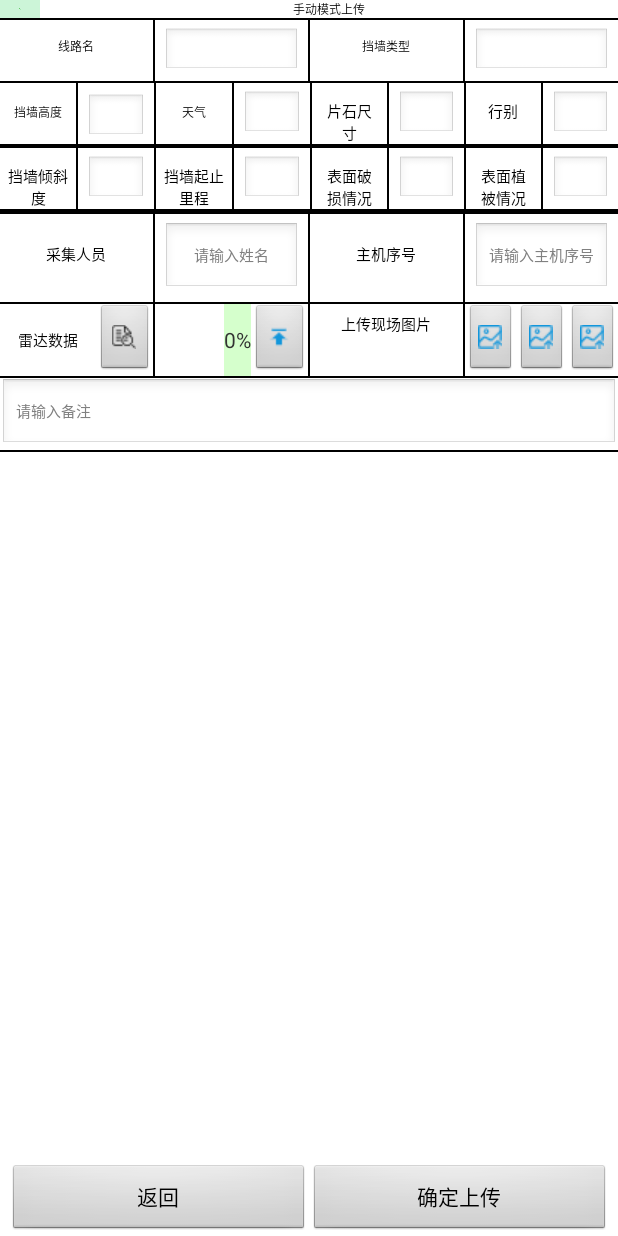
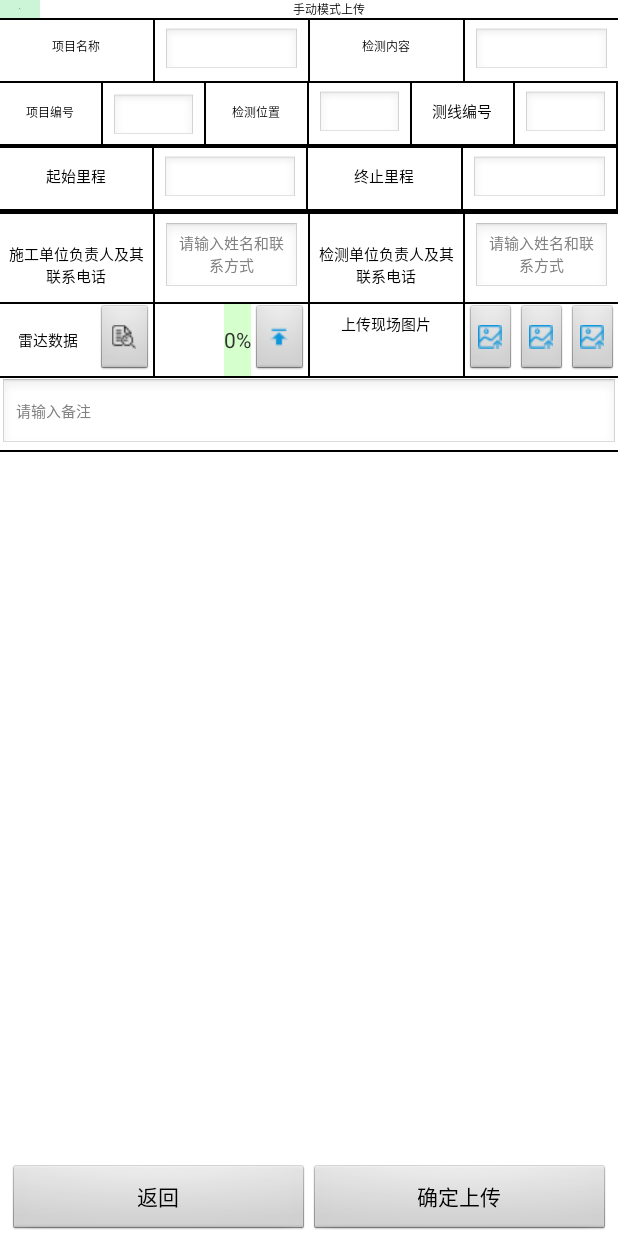
Before and after one commit to htonline/radar, an Android app: the fragment UploadNoQrCodeFragment shown on its own in the app's theme, on a phone screen of 412 x 824 dp. Run offline under Robolectric (Android 15) with nearby library versions, the phone set to English and light mode, and no system bars; our stand-ins replace RxJava; libraries missing offline, so code that uses them is left out: com.alibaba.fastjson; network calls fail; 3 statements that could not run were skipped.

Commit message:
优化手动填写模式

```diff
--- a/app/src/main/java/com/example/upload/LoadOnSubscribe.java
+++ b/app/src/main/java/com/example/upload/LoadOnSubscribe.java
@@ -7,10 +7,6 @@ import java.util.concurrent.atomic.AtomicLong;
 import io.reactivex.ObservableEmitter;
 import io.reactivex.ObservableOnSubscribe;
 
-/**
- * 文件上传，下载 进度观察者 发射器（计算上传百分比）
- * Created by fangs on 2018/5/21.
- */
 public class LoadOnSubscribe implements ObservableOnSubscribe<Object> {
     private static final String TAG = "LoadOnSubscribe";
     private ObservableEmitter<Object> mObservableEmitter;//进度观察者 发射器
--- a/app/src/main/java/com/example/upload/RequestBaseObserver.java
+++ b/app/src/main/java/com/example/upload/RequestBaseObserver.java
@@ -8,10 +8,6 @@ import io.reactivex.Observer;
 import io.reactivex.annotations.NonNull;
 import io.reactivex.disposables.Disposable;
 
-/**
- * 自定义 基础功能 Observer
- * Created by fangs on 2017/8/28.
- */
 public abstract class RequestBaseObserver<V> implements Observer<V> {
 
     private Disposable disposed;
--- a/app/src/main/java/com/example/upload/convertor/FileConverterFactory.java
+++ b/app/src/main/java/com/example/upload/convertor/FileConverterFactory.java
@@ -12,10 +12,7 @@ import okhttp3.ResponseBody;
 import retrofit2.Converter;
 import retrofit2.Retrofit;
 
-/**
- * 上传文件 转换器工厂
- * Created by fangs on 2018/11/12.
- */
+
 public class FileConverterFactory extends Converter.Factory {
 
     @Nullable
--- a/app/src/main/java/com/example/upload/convertor/FileRequestBodyConverter.java
+++ b/app/src/main/java/com/example/upload/convertor/FileRequestBodyConverter.java
@@ -14,10 +14,7 @@ import okhttp3.MultipartBody;
 import okhttp3.RequestBody;
 import retrofit2.Converter;
 
-/**
- * 上传文件 请求转换器
- * Created by fangs on 2018/11/12.
- */
+
 public class FileRequestBodyConverter implements Converter<ArrayMap<String, Object>, RequestBody> {
 
     //进度发射器
--- a/app/src/main/java/com/example/upload/convertor/UpLoadFileType.java
+++ b/app/src/main/java/com/example/upload/convertor/UpLoadFileType.java
@@ -6,10 +6,6 @@ import java.lang.annotation.RetentionPolicy;
 import java.lang.annotation.Target;
 
 
-/**
- * 定义一个方法注解 UpLoadFileType，用于上传文件时候 retrofit 匹配对应的 converter
- * Created by fangs on 2018/11/12.
- */
 @Retention(RetentionPolicy.RUNTIME)
 @Target(ElementType.METHOD)
 public @interface UpLoadFileType {
--- a/app/src/main/java/com/example/upload/fragment/UploadFragment.java
+++ b/app/src/main/java/com/example/upload/fragment/UploadFragment.java
@@ -336,6 +336,7 @@ public class UploadFragment extends Fragment {
                     @Override
                     protected void onSuccess(Object t) {
                         Toast.makeText(mActivity,"上传成功",Toast.LENGTH_LONG).show();
+                        tag_is_uploadraw = 1;
                         Gson gson = new Gson();
                         String str = gson.toJson(t);
                         UpFilePath path = gson.fromJson(str,UpFilePath.class);
--- a/app/src/main/java/com/example/upload/utils/L.java
+++ b/app/src/main/java/com/example/upload/utils/L.java
@@ -2,10 +2,7 @@ package com.example.upload.utils;
 
 import android.util.Log;
 
-/**
- * Log统一管理类
- * Created by fangs on 2017/3/1.
- */
+
 public class L {
 
     private L() {
--- a/app/src/main/java/com/example/upload/utils/TransfmtUtils.java
+++ b/app/src/main/java/com/example/upload/utils/TransfmtUtils.java
@@ -5,10 +5,6 @@ import android.os.Environment;
 import java.io.File;
 import java.text.DecimalFormat;
 
-/**
- * 工具类
- * Created by fangs on 2018/11/12.
- */
 public class TransfmtUtils {
 
     private TransfmtUtils() {
--- a/app/src/main/res/layout/activity_my_dialog2.xml
+++ b/app/src/main/res/layout/activity_my_dialog2.xml
@@ -61,7 +61,7 @@
                 android:layout_height="wrap_content"
                 android:orientation="horizontal">
                 <TextView
-                    android:text="线路名"
+                    android:text="项目名称"
                     android:layout_width="80dp"
                     android:layout_height="wrap_content"
                     android:layout_weight="1"
@@ -95,7 +95,7 @@
                     android:background="#000"
                     />
                 <TextView
-                    android:text="挡墙类型"
+                    android:text="检测内容"
                     android:layout_width="80dp"
                     android:layout_height="wrap_content"
                     android:layout_weight="1"
@@ -132,7 +132,7 @@
                 android:layout_height="wrap_content"
                 android:orientation="horizontal">
                 <TextView
-                    android:text="挡墙高度"
+                    android:text="项目编号"
                     android:layout_width="80dp"
                     android:layout_height="wrap_content"
                     android:layout_weight="1"
@@ -164,7 +164,7 @@
                     android:background="#000"
                     />
                 <TextView
-                    android:text="天气"
+                    android:text="检测位置"
                     android:layout_width="80dp"
                     android:layout_height="wrap_content"
                     android:layout_weight="1"
@@ -196,7 +196,7 @@
                     android:background="#000"
                     />
                 <TextView
-                    android:text="片石尺寸"
+                    android:text="测线编号"
                     android:layout_width="80dp"
                     android:layout_height="wrap_content"
                     android:layout_weight="1"
@@ -227,33 +227,7 @@
                     android:layout_height="match_parent"
                     android:background="#000"
                     />
-                <TextView
-                    android:text="行别"
-                    android:layout_width="80dp"
-                    android:layout_margin="5dp"
-                    android:layout_height="wrap_content"
-                    android:layout_weight="1"
-                    android:gravity="center"
-                    android:textSize="@dimen/textNormSize"
-                    android:textColor="#000"
-                    />
-                <TextView
-                    android:layout_width="1dp"
-                    android:layout_height="match_parent"
-                    android:background="#000"
-                    />
-                <EditText
-                    android:imeOptions="actionDone"
-                    android:id="@+id/et_cxbh2"
-                    android:layout_width="80dp"
-                    android:background="@android:drawable/edit_text"
-                    android:layout_height="30dp"
-                    android:layout_weight="1"
-                    android:layout_margin="5dp"
-                    android:gravity="center"
-                    android:textSize="@dimen/textNormSize"
-                    android:textColor="#000"
-                    />
+
             </LinearLayout>
             <TextView
                 android:layout_width="match_parent"
@@ -266,133 +240,176 @@
                 android:layout_height="1dp"
                 android:background="#000"
                 />
+
             <LinearLayout
                 android:layout_width="match_parent"
                 android:layout_height="wrap_content"
                 android:orientation="horizontal">
+
                 <TextView
-                    android:text="挡墙倾斜度"
                     android:layout_width="80dp"
                     android:layout_height="wrap_content"
+                    android:layout_margin="5dp"
                     android:layout_weight="1"
+                    android:gravity="center"
+                    android:text="起始里程"
+                    android:textColor="#000"
+                    android:textSize="@dimen/textNormSize" />
+
+                <TextView
+                    android:layout_width="1dp"
+                    android:layout_height="match_parent"
+                    android:background="#000" />
+
+                <EditText
+                    android:id="@+id/et_cxbh2"
+                    android:layout_width="80dp"
+                    android:layout_height="30dp"
                     android:layout_margin="5dp"
+                    android:layout_weight="1"
+                    android:background="@android:drawable/edit_text"
                     android:gravity="center"
+                    android:imeOptions="actionDone"
+                    android:textColor="#000"
+                    android:textSize="@dimen/textNormSize" />
+                <TextView
+                    android:layout_width="1dp"
+                    android:layout_height="match_parent"
+                    android:background="#000" />
+                <TextView
+                    android:layout_width="80dp"
+                    android:layout_height="wrap_content"
+                    android:layout_margin="5dp"
+                    android:layout_weight="1"
+                    android:gravity="center"
+                    android:text="终止里程"
+                    android:textColor="#000"
+                    android:textSize="@dimen/textNormSize" />
+
+                <TextView
+                    android:layout_width="1dp"
+                    android:layout_height="match_parent"
+                    android:background="#000" />
+
+                <EditText
+                    android:id="@+id/et_cxorient2"
+                    android:layout_width="80dp"
+                    android:layout_height="30dp"
+                    android:layout_margin="5dp"
+                    android:layout_weight="1"
+                    android:background="@android:drawable/edit_text"
+                    android:baselineAligned="false"
+                    android:gravity="center"
+                    android:imeOptions="actionDone"
+                    android:textColor="#000"
+                    android:textSize="@dimen/textNormSize" />
+
+                <TextView
+                    android:layout_width="1dp"
+                    android:layout_height="match_parent"
+                    android:background="#000" />
+
+                <TextView
+                    android:layout_width="80dp"
+                    android:layout_height="wrap_content"
+                    android:layout_margin="5dp"
+                    android:layout_weight="1"
+                    android:gravity="center"
+                    android:text="挡墙起止里程"
+                    android:textColor="#000"
                     android:textSize="@dimen/textNormSize"
-                    android:textColor="#000"
-                    />
+                    android:visibility="gone" />
+
                 <TextView
                     android:layout_width="1dp"
                     android:layout_height="match_parent"
                     android:background="#000"
-                    />
+                    android:visibility="gone" />
+
                 <EditText
+                    android:id="@+id/et_cxstart2"
+                    android:layout_width="80dp"
+                    android:layout_height="30dp"
+                    android:layout_margin="5dp"
+                    android:layout_weight="1"
+                    android:background="@android:drawable/edit_text"
+                    android:gravity="center"
                     android:imeOptions="actionDone"
-                    android:id="@+id/et_cxorient2"
-                    android:layout_width="80dp"
-                    android:background="@android:drawable/edit_text"
-                    android:layout_height="30dp"
-                    android:layout_weight="1"
-                    android:layout_margin="5dp"
-                    android:gravity="center"
+                    android:textColor="#000"
                     android:textSize="@dimen/textNormSize"
-                    android:textColor="#000"
-                    />
+                    android:visibility="gone" />
+
                 <TextView
                     android:layout_width="1dp"
                     android:layout_height="match_parent"
                     android:background="#000"
-                    />
+                    android:visibility="gone" />
+
                 <TextView
-                    android:text="挡墙起止里程"
                     android:layout_width="80dp"
                     android:layout_height="wrap_content"
+                    android:layout_margin="5dp"
                     android:layout_weight="1"
-                    android:layout_margin="5dp"
                     android:gravity="center"
+                    android:text="表面破损情况"
+                    android:textColor="#000"
                     android:textSize="@dimen/textNormSize"
-                    android:textColor="#000"
-                    />
+                    android:visibility="gone" />
+
                 <TextView
                     android:layout_width="1dp"
                     android:layout_height="match_parent"
                     android:background="#000"
-                    />
+                    android:visibility="gone" />
+
                 <EditText
+                    android:id="@+id/et_cxstop2"
+                    android:layout_width="80dp"
+                    android:layout_height="30dp"
+                    android:layout_margin="5dp"
+                    android:layout_weight="1"
+                    android:background="@android:drawable/edit_text"
+                    android:gravity="center"
                     android:imeOptions="actionDone"
-                    android:id="@+id/et_cxstart2"
-                    android:layout_width="80dp"
-                    android:background="@android:drawable/edit_text"
-                    android:layout_height="30dp"
-                    android:layout_weight="1"
-                    android:layout_margin="5dp"
-                    android:gravity="center"
+                    android:textColor="#000"
                     android:textSize="@dimen/textNormSize"
-                    android:textColor="#000"
-                    />
+                    android:visibility="gone" />
+
                 <TextView
                     android:layout_width="1dp"
                     android:layout_height="match_parent"
                     android:background="#000"
-                    />
+                    android:visibility="gone" />
+
                 <TextView
-                    android:text="表面破损情况"
                     android:layout_width="80dp"
                     android:layout_height="wrap_content"
+                    android:layout_margin="5dp"
                     android:layout_weight="1"
-                    android:layout_margin="5dp"
                     android:gravity="center"
+                    android:text="表面植被情况"
+                    android:textColor="#000"
                     android:textSize="@dimen/textNormSize"
-                    android:textColor="#000"
-                    />
+                    android:visibility="gone" />
+
                 <TextView
                     android:layout_width="1dp"
                     android:layout_height="match_parent"
                     android:background="#000"
-                    />
+                    android:visibility="gone" />
+
                 <EditText
-                    android:imeOptions="actionDone"
-                    android:id="@+id/et_cxstop2"
-                    android:layout_width="80dp"
-                    android:background="@android:drawable/edit_text"
-                    android:layout_height="30dp"
-                    android:layout_weight="1"
-                    android:gravity="center"
-                    android:layout_margin="5dp"
-                    android:textSize="@dimen/textNormSize"
-                    android:textColor="#000"
-                    />
-                <TextView
-                    android:layout_width="1dp"
-                    android:layout_height="match_parent"
-                    android:background="#000"
-                    />
-                <TextView
-                    android:text="表面植被情况"
-                    android:layout_width="80dp"
-                    android:layout_height="wrap_content"
-                    android:layout_weight="1"
-                    android:gravity="center"
-                    android:layout_margin="5dp"
-                    android:textSize="@dimen/textNormSize"
-                    android:textColor="#000"
-                    />
-                <TextView
-                    android:layout_width="1dp"
-                    android:layout_height="match_parent"
-                    android:background="#000"
-                    />
-                <EditText
-                    android:imeOptions="actionDone"
                     android:id="@+id/et_dqloc2"
                     android:layout_width="80dp"
+                    android:layout_height="30dp"
+                    android:layout_margin="5dp"
+                    android:layout_weight="1"
                     android:background="@android:drawable/edit_text"
-                    android:layout_height="30dp"
-                    android:layout_weight="1"
-                    android:layout_margin="5dp"
                     android:gravity="center"
+                    android:imeOptions="actionDone"
+                    android:textColor="#000"
                     android:textSize="@dimen/textNormSize"
-                    android:textColor="#000"
-                    />
+                    android:visibility="gone" />
             </LinearLayout>
 
             <TextView
@@ -405,7 +422,7 @@
                 android:layout_height="wrap_content"
                 android:orientation="horizontal">
                 <TextView
-                    android:text="采集人员"
+                    android:text="施工单位负责人及其联系电话"
                     android:layout_width="80dp"
                     android:layout_height="wrap_content"
                     android:layout_weight="1"
@@ -427,7 +444,7 @@
                     android:layout_margin="5dp"
                     android:gravity="center"
                     android:imeOptions="actionDone"
-                    android:hint="请输入姓名"
+                    android:hint="请输入姓名和联系方式"
                     android:textSize="@dimen/textNormSize"
                     android:textColor="#000"
                     />
@@ -437,7 +454,7 @@
                     android:background="#000"
                     />
                 <TextView
-                    android:text="主机序号"
+                    android:text="检测单位负责人及其联系电话"
                     android:layout_width="80dp"
                     android:layout_height="wrap_content"
                     android:layout_weight="1"
@@ -462,7 +479,7 @@
                     android:imeOptions="actionDone"
                     android:textSize="@dimen/textNormSize"
                     android:textColor="#000"
-                    android:hint="请输入主机序号"
+                    android:hint="请输入姓名和联系方式"
                     />
             </LinearLayout>
             <TextView
```
Also changed, not shown: app/src/main/res/layout/my_dialog.xml (+98 -74 lines).
